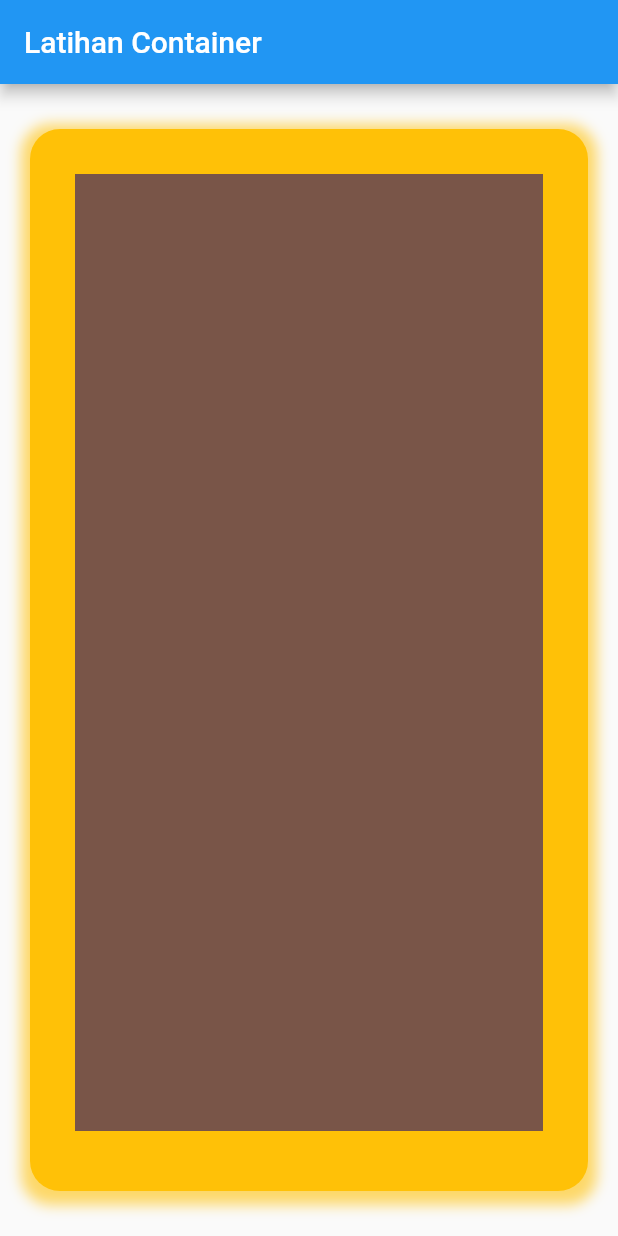
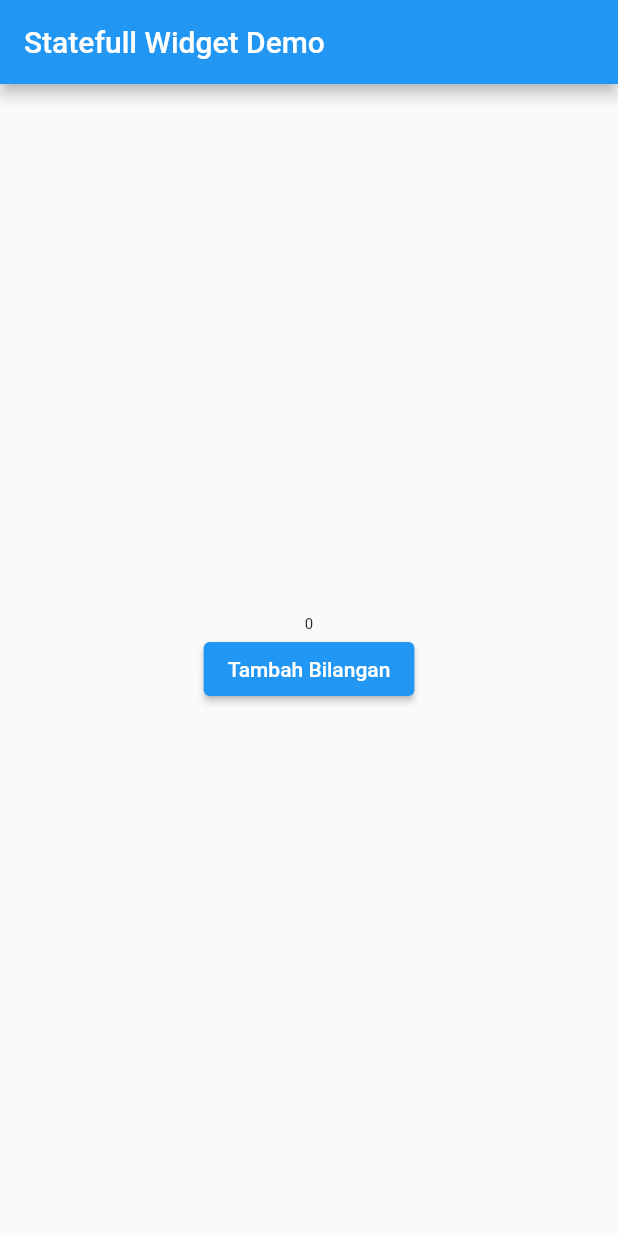
Before and after one commit to tryoasnafi/flutter-fundamental, a Flutter app: the screen it shows after launch, on a phone screen of 412 x 824 dp. Run offline on Flutter 3.47's test engine with Material 2 defaults, Android fonts, the phone set to English and light mode, and no system bars.

Commit message:
Statefull Widget

```diff
--- a/lib/main.dart
+++ b/lib/main.dart
@@ -2,34 +2,47 @@ import 'package:flutter/material.dart';
 
 void main() => runApp(MyApp());
 
-class MyApp extends StatelessWidget {
+class MyApp extends StatefulWidget {
+  @override
+  _MyAppState createState() => _MyAppState();
+}
+
+class _MyAppState extends State<MyApp> {
+  int number = 0;
+
   @override
   Widget build(BuildContext context) {
     return MaterialApp(
       home: Scaffold(
         appBar: AppBar(
-          title: Text('Latihan Container'),
+          title: Text("Statefull Widget Demo"),
         ),
-        body: Container(
-          margin: EdgeInsets.symmetric(horizontal: 20, vertical: 30),
-          padding: EdgeInsets.fromLTRB(30, 30, 30, 40),
-          decoration: BoxDecoration(
-            borderRadius: BorderRadius.circular(20.0),
-            color: Colors.amber,
-            boxShadow: [
-              BoxShadow(
-                color: Colors.amber.withOpacity(0.6),
-                spreadRadius: 6,
-                blurRadius: 7,
-                offset: Offset(0, 3),
+        body: Center(
+          child: Column(
+            mainAxisAlignment: MainAxisAlignment.center,
+            children: [
+              Text(
+                "$number",
+                style: TextStyle(
+                  fontSize: _increaseFontSize(),
+                ),
+              ),
+              ElevatedButton(
+                onPressed: _incrementCounter,
+                child: Text("Tambah Bilangan"),
               ),
             ],
-          ),
-          child: Container(
-            color: Colors.brown,
           ),
         ),
       ),
     );
   }
+
+  void _incrementCounter() {
+    setState(() {
+      number++;
+    });
+  }
+
+  double _increaseFontSize() => 10 + 2 * number.toDouble();
 }
```
